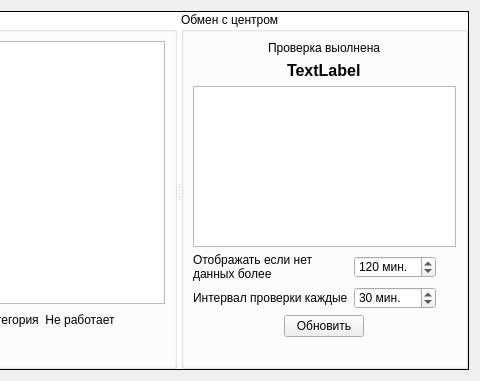
Above: Forms/objetslistform.ui from rust3128/Spacer before the change; both pictures show x 231 to 711 and y 0 to 381 of the 711 by 381 pixel window. Below: the same form after it.
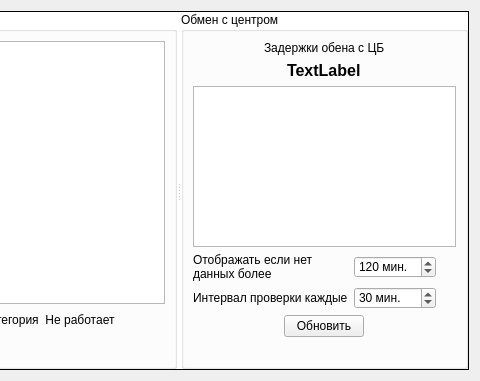
That is the form after the change. Icons and pictures are not drawn.

What changed in the file:
```diff
--- a/Forms/objetslistform.ui
+++ b/Forms/objetslistform.ui
@@ -165,7 +165,7 @@
        <item row="0" column="0" colspan="3" alignment="Qt::AlignHCenter">
         <widget class="QLabel" name="labelDep1">
          <property name="text">
-          <string>Проверка выолнена</string>
+          <string>Задержки обена с ЦБ</string>
          </property>
         </widget>
        </item>
```
